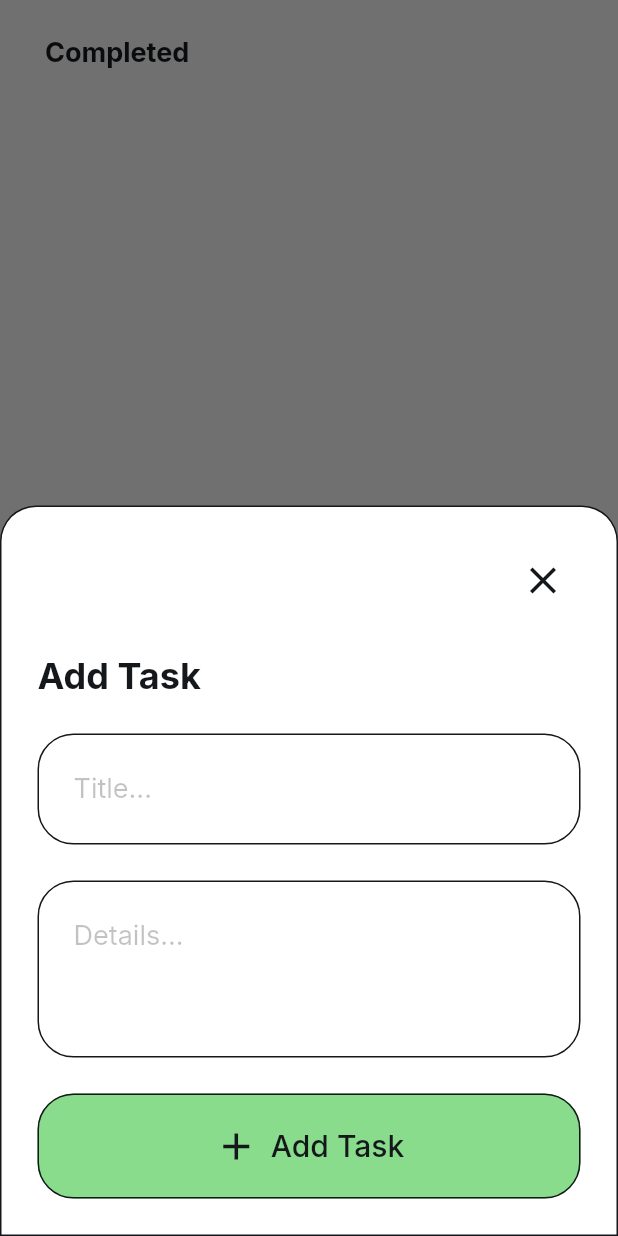
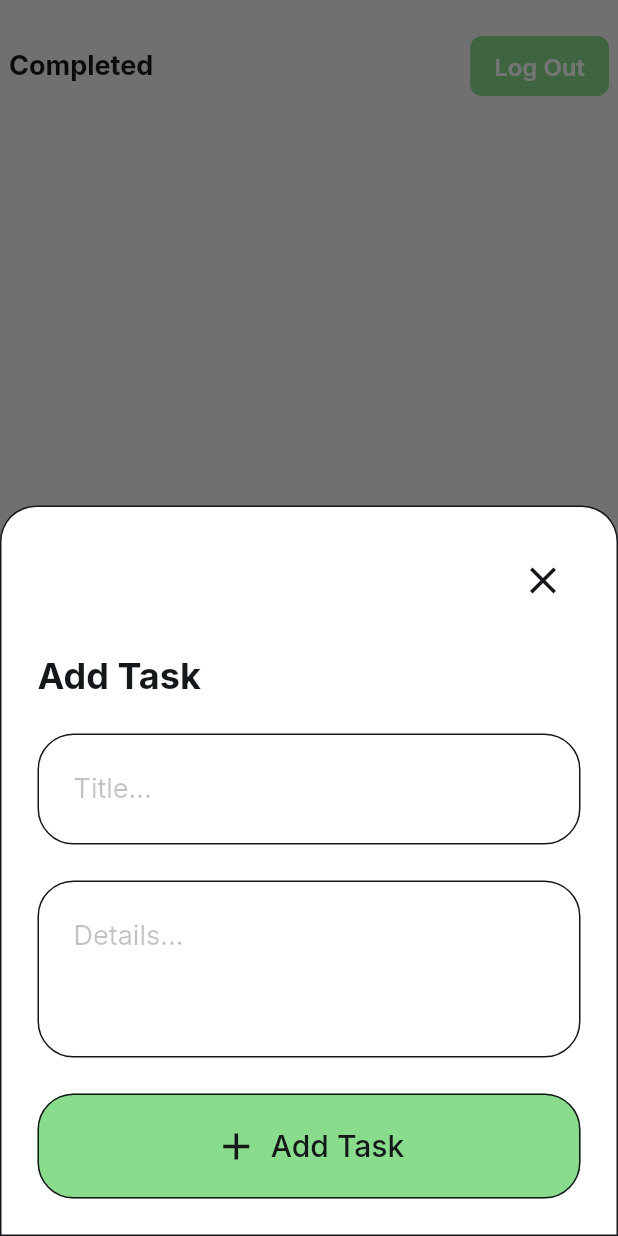
Before and after one commit to michael-dey-914/TodoApp-FlutterFlow, a Flutter app: the CompletedWidget screen opened directly, after a tap on the "add" icon, on a phone screen of 412 x 824 dp. Run offline on Flutter 3.47's test engine with Material 3 defaults, Android fonts, the phone set to English and light mode, and no system bars; drawn by our look-alikes of auto_size_text; our stand-ins replace cloud_firestore, easy_debounce, file_picker, firebase_auth, firebase_core, firebase_storage and 12 more; missing offline and left inert: flutterflow_colorpicker, json_path, mime_type; accounts and stored records are empty.

Commit message:
Updating to latest FlutterFlow output.

```diff
--- a/lib/completed/completed_widget.dart
+++ b/lib/completed/completed_widget.dart
@@ -4,6 +4,7 @@ import '/components/add_task_widget.dart';
 import '/components/task_widget.dart';
 import '/flutter_flow/flutter_flow_theme.dart';
 import '/flutter_flow/flutter_flow_util.dart';
+import '/flutter_flow/flutter_flow_widgets.dart';
 import 'package:flutter/material.dart';
 import 'completed_model.dart';
 export 'completed_model.dart';
@@ -109,11 +110,12 @@ class _CompletedWidgetState extends State<CompletedWidget> {
                   mainAxisSize: MainAxisSize.max,
                   crossAxisAlignment: CrossAxisAlignment.start,
                   children: [
+                    Row(
+                      mainAxisSize: MainAxisSize.max,
+                      mainAxisAlignment: MainAxisAlignment.spaceBetween,
+                      children: [
                         Align(
                           alignment: const AlignmentDirectional(-1.0, -1.0),
-                      child: Padding(
-                        padding:
-                            const EdgeInsetsDirectional.fromSTEB(24.0, 0.0, 0.0, 0.0),
                           child: Text(
                             'Completed',
                             style: FlutterFlowTheme.of(context)
@@ -124,6 +126,34 @@ class _CompletedWidgetState extends State<CompletedWidget> {
                                 ),
                           ),
                         ),
+                        FFButtonWidget(
+                          onPressed: () async {
+                            GoRouter.of(context).prepareAuthEvent();
+                            await authManager.signOut();
+                            GoRouter.of(context).clearRedirectLocation();
+
+                            context.goNamedAuth('login', context.mounted);
+                          },
+                          text: 'Log Out',
+                          options: FFButtonOptions(
+                            height: 40.0,
+                            padding: const EdgeInsetsDirectional.fromSTEB(
+                                16.0, 0.0, 16.0, 0.0),
+                            iconPadding: const EdgeInsetsDirectional.fromSTEB(
+                                0.0, 0.0, 0.0, 0.0),
+                            color: FlutterFlowTheme.of(context).primary,
+                            textStyle: FlutterFlowTheme.of(context)
+                                .titleSmall
+                                .override(
+                                  fontFamily: 'Inter',
+                                  color: Colors.white,
+                                  letterSpacing: 0.0,
+                                ),
+                            elevation: 0.0,
+                            borderRadius: BorderRadius.circular(8.0),
+                          ),
+                        ),
+                      ],
                     ),
                     Expanded(
                       child: StreamBuilder<List<TasksRecord>>(
```
Also changed, not shown: lib/tasks/tasks_widget.dart (+37 -3 lines). Lines whose indentation alone changed are shown as unchanged.
